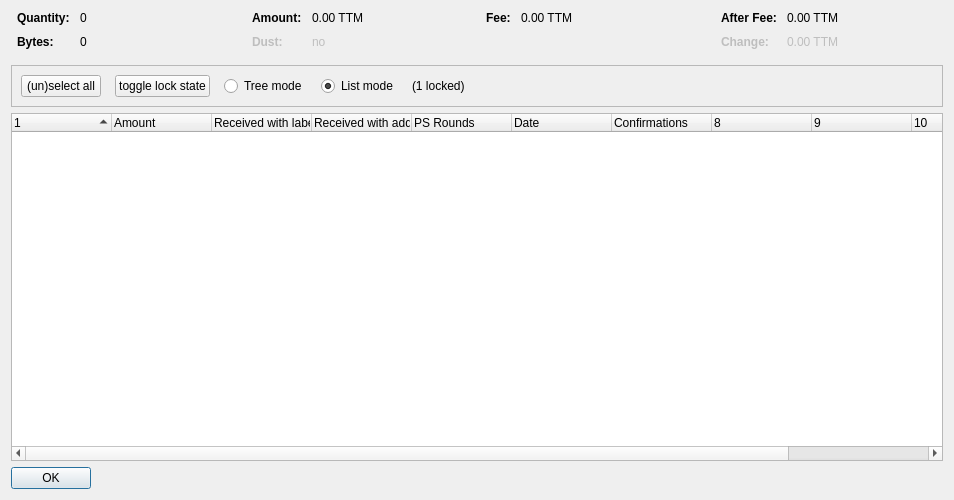
First picture: the form in src/qt/forms/coincontroldialog.ui, repository mytitanium/Titanium-Core-1.0, before the edit.
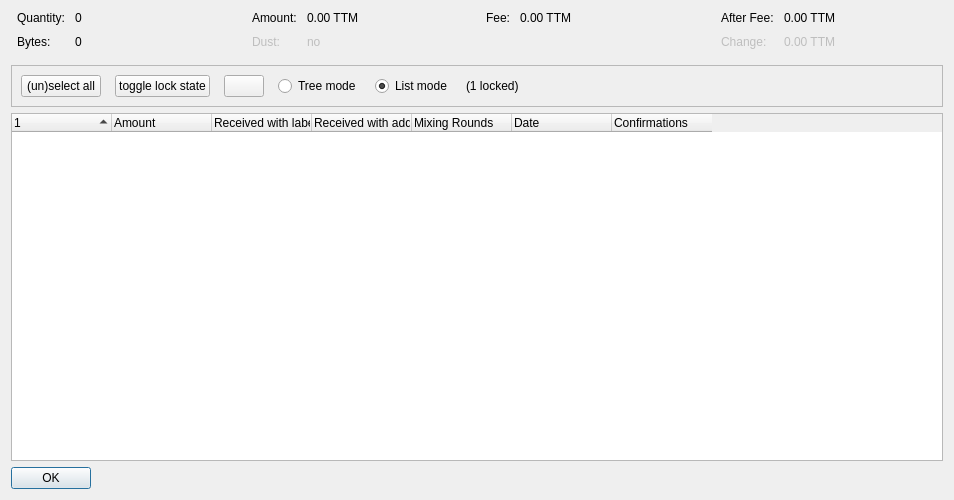
Second picture: the form after the edit. Custom widgets are drawn as their Qt base class.

Diff of the .ui file:
```diff
--- a/src/qt/forms/coincontroldialog.ui
+++ b/src/qt/forms/coincontroldialog.ui
@@ -38,12 +38,6 @@
        </property>
        <item row="0" column="0">
         <widget class="QLabel" name="labelCoinControlQuantityText">
-         <property name="font">
-          <font>
-           <weight>75</weight>
-           <bold>true</bold>
-          </font>
-         </property>
          <property name="text">
           <string>Quantity:</string>
          </property>
@@ -67,12 +61,6 @@
        </item>
        <item row="1" column="0">
         <widget class="QLabel" name="labelCoinControlBytesText">
-         <property name="font">
-          <font>
-           <weight>75</weight>
-           <bold>true</bold>
-          </font>
-         </property>
          <property name="text">
           <string>Bytes:</string>
          </property>
@@ -112,12 +100,6 @@
        </property>
        <item row="0" column="0">
         <widget class="QLabel" name="labelCoinControlAmountText">
-         <property name="font">
-          <font>
-           <weight>75</weight>
-           <bold>true</bold>
-          </font>
-         </property>
          <property name="text">
           <string>Amount:</string>
          </property>
@@ -144,12 +126,6 @@
          <property name="enabled">
           <bool>false</bool>
          </property>
-         <property name="font">
-          <font>
-           <weight>75</weight>
-           <bold>true</bold>
-          </font>
-         </property>
          <property name="text">
           <string>Dust:</string>
          </property>
@@ -192,12 +168,6 @@
        </property>
        <item row="0" column="0">
         <widget class="QLabel" name="labelCoinControlFeeText">
-         <property name="font">
-          <font>
-           <weight>75</weight>
-           <bold>true</bold>
-          </font>
-         </property>
          <property name="text">
           <string>Fee:</string>
          </property>
@@ -237,12 +207,6 @@
        </property>
        <item row="0" column="0">
         <widget class="QLabel" name="labelCoinControlAfterFeeText">
-         <property name="font">
-          <font>
-           <weight>75</weight>
-           <bold>true</bold>
-          </font>
-         </property>
          <property name="text">
           <string>After Fee:</string>
          </property>
@@ -269,12 +233,6 @@
          <property name="enabled">
           <bool>false</bool>
          </property>
-         <property name="font">
-          <font>
-           <weight>75</weight>
-           <bold>true</bold>
-          </font>
-         </property>
          <property name="text">
           <string>Change:</string>
          </property>
@@ -319,7 +277,7 @@
      </property>
      <layout class="QHBoxLayout" name="horizontalLayout">
       <item>
-       <layout class="QHBoxLayout" name="horizontalLayoutPanel" stretch="0,0,0,0,0,0">
+       <layout class="QHBoxLayout" name="horizontalLayoutPanel" stretch="0,0,0,0,0,0,0">
         <property name="spacing">
          <number>14</number>
         </property>
@@ -355,6 +313,22 @@
           </property>
          </widget>
         </item>
+        <item>
+         <widget class="QPushButton" name="hideButton">
+          <property name="sizePolicy">
+           <sizepolicy hsizetype="Maximum" vsizetype="Fixed">
+            <horstretch>0</horstretch>
+            <verstretch>0</verstretch>
+           </sizepolicy>
+          </property>
+          <property name="text">
+           <string/>
+          </property>
+          <property name="autoDefault">
+           <bool>false</bool>
+          </property>
+         </widget>
+        </item>
         <item>
          <widget class="QRadioButton" name="radioTreeMode">
           <property name="sizePolicy">
@@ -418,7 +392,7 @@
       <bool>false</bool>
      </property>
      <property name="columnCount">
-      <number>11</number>
+      <number>7</number>
      </property>
      <attribute name="headerShowSortIndicator" stdset="0">
       <bool>true</bool>
@@ -448,7 +422,7 @@
      </column>
      <column>
       <property name="text">
-       <string>PS Rounds</string>
+       <string>Mixing Rounds</string>
       </property>
      </column>
      <column>
@@ -464,26 +438,6 @@
        <string>Confirmed</string>
       </property>
      </column>
-     <column>
-      <property name="text">
-       <string/>
-      </property>
-     </column>
-     <column>
-      <property name="text">
-       <string/>
-      </property>
-     </column>
-     <column>
-      <property name="text">
-       <string/>
-      </property>
-     </column>
-     <column>
-      <property name="text">
-       <string/>
-      </property>
-     </column>
     </widget>
    </item>
    <item>
```
Left out of the diff: 2 changed lines with no effect on the pictures.
